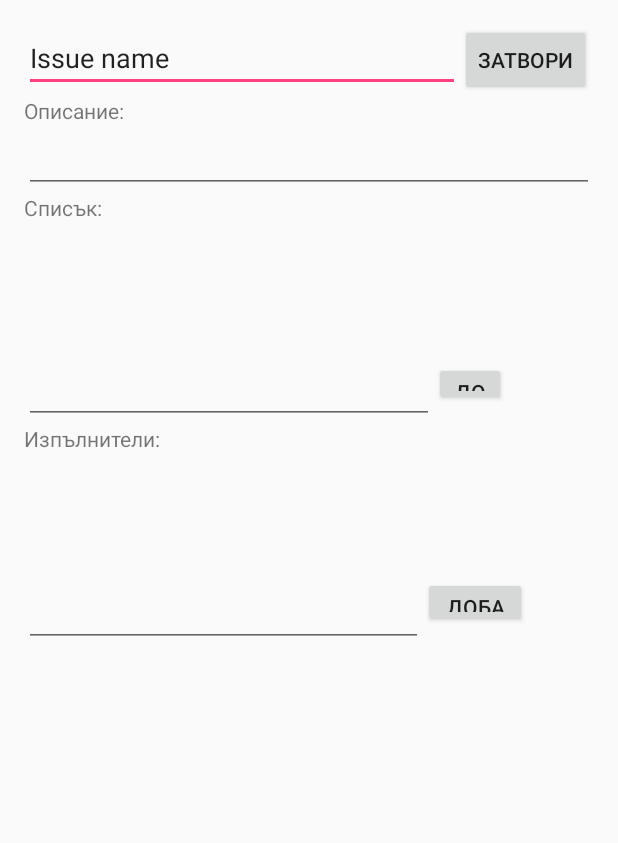
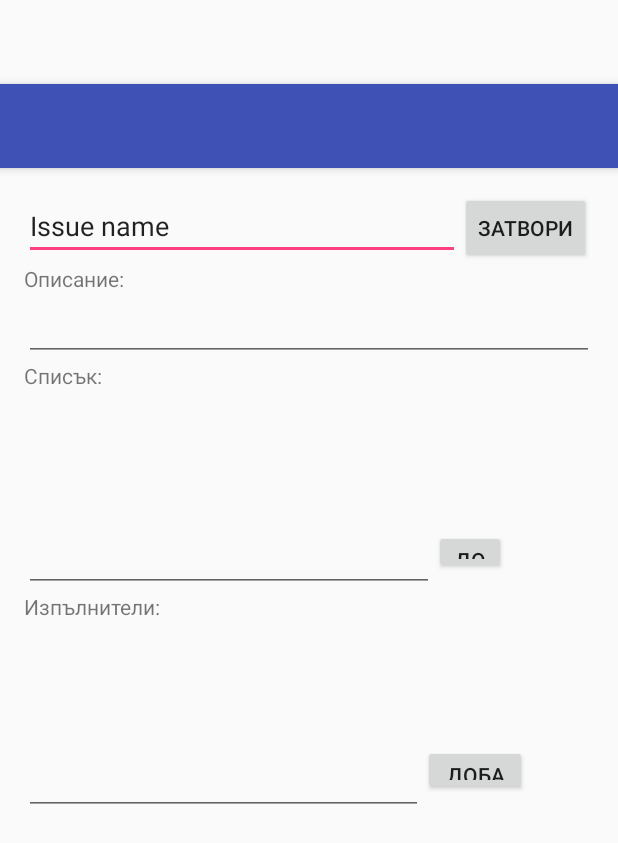
Before and after one commit to yordan-milkov/TaskBo-rd, an Android app: the layout activity_issue.xml on its own in the app's theme, with its tools: preview values and no code run, on a phone screen of 412 x 824 dp. Shown: the top 843 px of the screen. Run offline under Robolectric (Android 15) with nearby library versions, the phone set to English and light mode, and no system bars.

Commit message:
Layout organization

```diff
--- a/TaskBo-rdAndroid/app/src/main/AndroidManifest.xml
+++ b/TaskBo-rdAndroid/app/src/main/AndroidManifest.xml
@@ -40,7 +40,10 @@
             android:name=".GroupActivity"
             android:label="@string/title_activity_main"
             android:theme="@style/AppTheme.NoActionBar" />
-        <activity android:name=".IssueActivity"></activity>
+        <activity
+            android:name=".IssueActivity"
+            android:label="@string/title_activity_issue"
+            android:theme="@style/AppTheme.NoActionBar"></activity>
     </application>
 
 </manifest>
--- a/TaskBo-rdAndroid/app/src/main/java/milkov/taskbo_rd/ConnectionManager.java
+++ b/TaskBo-rdAndroid/app/src/main/java/milkov/taskbo_rd/ConnectionManager.java
@@ -33,6 +33,11 @@ public class ConnectionManager {
         try {
             InetAddress server  = InetAddress.getByName( "192.168.0.201" );
             //InetAddress server  = InetAddress.getLocalHost();
+
+            if ( socket != null && user.equals( UserData.userInfo.getUserName() ) )
+            {
+                return "OK";
+            }
 
             socket = new Socket(server, 4444);
             recived	= new BufferedReader( new InputStreamReader( socket.getInputStream(), "UTF-8" ) );
@@ -291,7 +296,8 @@ public class ConnectionManager {
 
             JSONObject recivedData = new JSONObject(recived.readLine());
             result = recivedData.getBoolean("res");
-        } catch (JSONException | IOException e) {
+        }
+        catch (JSONException | IOException e) {
         }
         return result;
     }
--- a/TaskBo-rdAndroid/app/src/main/java/milkov/taskbo_rd/GroupActivity.java
+++ b/TaskBo-rdAndroid/app/src/main/java/milkov/taskbo_rd/GroupActivity.java
@@ -20,14 +20,21 @@ import java.util.List;
 public class GroupActivity extends AppCompatActivity {
 
     int groupUID;
+    GroupInfo   groupInfo;
 
     @Override
     protected void onCreate(@Nullable Bundle savedInstanceState) {
         super.onCreate(savedInstanceState);
         groupUID = getIntent().getIntExtra("groupID", -1);
         setContentView(R.layout.activity_main);
-        /*Toolbar toolbar = (Toolbar) findViewById(R.id.toolbar);
-        setSupportActionBar(toolbar);*/
+
+        for( GroupInfo info : UserData.groupsList  )
+        {
+            if ( info.getIDnumber() == groupUID )
+            {
+                groupInfo = info;
+            }
+        }
 
         if ( UserData.issuesMap.containsKey( groupUID ) ) {
             FillIssueListview();
@@ -58,6 +65,10 @@ public class GroupActivity extends AppCompatActivity {
 
     private void FillIssueListview()
     {
+        Toolbar toolbar = (Toolbar) findViewById(R.id.toolbar);
+      /*  setSupportActionBar(toolbar);*/
+        toolbar.setTitle( groupInfo.getName() );
+
         ListView listView = (ListView) findViewById(R.id.listView);
         ListItemAdapter adapter = new ListItemAdapter(GroupActivity.this, UserData.issuesMap.get( groupUID ));
         listView.setAdapter(adapter);
--- a/TaskBo-rdAndroid/app/src/main/java/milkov/taskbo_rd/IssueActivity.java
+++ b/TaskBo-rdAndroid/app/src/main/java/milkov/taskbo_rd/IssueActivity.java
@@ -5,6 +5,7 @@ import android.content.Intent;
 import android.os.AsyncTask;
 import android.support.v7.app.AppCompatActivity;
 import android.os.Bundle;
+import android.support.v7.widget.Toolbar;
 import android.view.LayoutInflater;
 import android.view.View;
 import android.view.ViewGroup;
@@ -13,8 +14,6 @@ import android.widget.AutoCompleteTextView;
 import android.widget.Button;
 import android.widget.CheckBox;
 import android.widget.EditText;
-import android.widget.Filter;
-import android.widget.Filterable;
 import android.widget.ListAdapter;
 import android.widget.ListView;
 import android.widget.TextView;
@@ -130,6 +129,11 @@ public class IssueActivity extends AppCompatActivity {
         List<String>  groupUsers = new ArrayList<>();
         for ( GroupInfo curr :  UserData.groupsList ) {
             if (curr.getIDnumber() == data.getGroupUID()) {
+
+                Toolbar toolbar = (Toolbar) findViewById(R.id.toolbarIssue);
+//        setSupportActionBar(toolbar);
+                toolbar.setTitle(curr.getName());
+
                 for ( UserInfo userInf : curr.getUsers() )
                 {
                     groupUsers.add( userInf.getUserName() );
--- a/TaskBo-rdAndroid/app/src/main/java/milkov/taskbo_rd/LoginActivity.java
+++ b/TaskBo-rdAndroid/app/src/main/java/milkov/taskbo_rd/LoginActivity.java
@@ -357,7 +357,7 @@ public class LoginActivity extends AppCompatActivity implements LoaderCallbacks<
         protected Boolean doInBackground(Void... params) {
             // TODO: attempt authentication against a network service.
 
-            mStatus = ConnectionManager.SetupConnection(mEmail, mPassword);
+             mStatus = ConnectionManager.SetupConnection(mEmail, mPassword);
 
             // TODO: register the new account here.
             return true;
--- a/TaskBo-rdAndroid/app/src/main/java/milkov/taskbo_rd/MainActivity.java
+++ b/TaskBo-rdAndroid/app/src/main/java/milkov/taskbo_rd/MainActivity.java
@@ -28,7 +28,8 @@ public class MainActivity extends AppCompatActivity {
         super.onCreate(savedInstanceState);
         setContentView(R.layout.activity_main);
         Toolbar toolbar = (Toolbar) findViewById(R.id.toolbar);
-        setSupportActionBar(toolbar);
+//        setSupportActionBar(toolbar);
+        toolbar.setTitle("Моите групи");
 
         new RequestGroupsTask().execute();
 
--- a/TaskBo-rdAndroid/app/src/main/res/layout/activity_issue.xml
+++ b/TaskBo-rdAndroid/app/src/main/res/layout/activity_issue.xml
@@ -1,142 +1,26 @@
 <?xml version="1.0" encoding="utf-8"?>
-<RelativeLayout xmlns:android="http://schemas.android.com/apk/res/android"
+<android.support.design.widget.CoordinatorLayout xmlns:android="http://schemas.android.com/apk/res/android"
+    xmlns:app="http://schemas.android.com/apk/res-auto"
     xmlns:tools="http://schemas.android.com/tools"
     android:layout_width="match_parent"
     android:layout_height="match_parent"
-    android:paddingBottom="@dimen/activity_vertical_margin"
-    android:paddingLeft="@dimen/activity_horizontal_margin"
-    android:paddingRight="@dimen/activity_horizontal_margin"
-    android:paddingTop="@dimen/activity_vertical_margin"
+    android:fitsSystemWindows="true"
     tools:context="milkov.taskbo_rd.IssueActivity">
 
-    <ScrollView
-        android:layout_width="fill_parent"
-        android:layout_height="fill_parent"
-        android:id="@+id/scrollView"
-        android:layout_alignParentBottom="true"
-        android:layout_alignParentEnd="true"
-        android:layout_alignParentStart="true">
+    <android.support.design.widget.AppBarLayout
+        android:layout_width="match_parent"
+        android:layout_height="wrap_content"
+        android:theme="@style/AppTheme.AppBarOverlay">
 
-        <LinearLayout
-            android:orientation="vertical"
+        <android.support.v7.widget.Toolbar
+            android:id="@+id/toolbarIssue"
             android:layout_width="match_parent"
-            android:layout_height="match_parent"
-            android:layout_alignParentStart="true"
-            android:layout_below="@+id/buttonResolve"
-            android:weightSum="1"
-            android:id="@+id/linearLayout"
-            android:scrollIndicators="right">
+            android:layout_height="?attr/actionBarSize"
+            android:background="?attr/colorPrimary"
+            app:popupTheme="@style/AppTheme.PopupOverlay" />
 
-            <LinearLayout
-                android:orientation="horizontal"
-                android:layout_width="match_parent"
-                android:layout_height="match_parent"
-                android:weightSum="1">
+    </android.support.design.widget.AppBarLayout>
 
-                <EditText
-                    android:layout_width="wrap_content"
-                    android:layout_height="wrap_content"
-                    android:id="@+id/editIssueName"
-                    android:layout_alignParentTop="true"
-                    android:layout_alignParentStart="true"
-                    android:text="Issue name"
-                    android:layout_weight="0.99" />
+    <include layout="@layout/content_issue" />
 
-                <Button
-                    style="?android:attr/buttonStyleSmall"
-                    android:layout_width="wrap_content"
-                    android:layout_height="wrap_content"
-                    android:text="Затвори"
-                    android:id="@+id/buttonResolve"
-                    android:layout_above="@+id/textDescription"
-                    android:layout_alignParentEnd="true" />
-            </LinearLayout>
-
-            <TextView
-                android:layout_width="wrap_content"
-                android:layout_height="wrap_content"
-                android:textAppearance="?android:attr/textAppearanceSmall"
-                android:text="Описание:"
-                android:id="@+id/textDescription"
-                android:layout_below="@+id/editIssueName"
-                android:layout_alignParentStart="true" />
-
-            <EditText
-                android:layout_width="match_parent"
-                android:layout_height="wrap_content"
-                android:inputType="textMultiLine"
-                android:ems="10"
-                android:id="@+id/editDescription"
-                android:layout_below="@+id/textDescription"
-                android:layout_alignParentStart="true" />
-
-            <TextView
-                android:layout_width="wrap_content"
-                android:layout_height="wrap_content"
-                android:textAppearance="?android:attr/textAppearanceSmall"
-                android:text="Списък:"
-                android:id="@+id/textChecklist" />
-
-            <ListView
-                android:layout_width="match_parent"
-                android:layout_height="89dp"
-                android:id="@+id/listChecks"
-                tools:listitem="@android:layout/simple_expandable_list_item_1" />
-
-            <LinearLayout
-                android:orientation="horizontal"
-                android:layout_width="match_parent"
-                android:layout_height="wrap_content"
-                android:layout_gravity="right">
-
-                <EditText
-                    android:layout_width="273dp"
-                    android:layout_height="wrap_content"
-                    android:id="@+id/editNewCheck" />
-
-                <Button
-                    style="?android:attr/buttonStyleSmall"
-                    android:layout_width="48dp"
-                    android:layout_height="29dp"
-                    android:text="Добави елемент"
-                    android:id="@+id/buttonNewCheck" />
-            </LinearLayout>
-
-            <TextView
-                android:layout_width="wrap_content"
-                android:layout_height="wrap_content"
-                android:textAppearance="?android:attr/textAppearanceSmall"
-                android:text="Изпълнители:"
-                android:id="@+id/textParticipants" />
-
-            <ListView
-                android:layout_width="match_parent"
-                android:layout_height="74dp"
-                android:id="@+id/listParticipants"
-                tools:listitem="@android:layout/simple_list_item_1" />
-
-            <LinearLayout
-                android:orientation="horizontal"
-                android:layout_width="match_parent"
-                android:layout_height="55dp">
-
-                <AutoCompleteTextView
-                    android:layout_width="266dp"
-                    android:layout_height="match_parent"
-                    android:id="@+id/autoCompleteUser"
-                    android:layout_alignParentBottom="true"
-                    android:layout_alignEnd="@+id/editIssueName" />
-
-                <Button
-                    style="?android:attr/buttonStyleSmall"
-                    android:layout_width="69dp"
-                    android:layout_height="33dp"
-                    android:text="Добави изпълнител"
-                    android:id="@+id/buttonNewParticipant" />
-
-            </LinearLayout>
-
-        </LinearLayout>
-    </ScrollView>
-
-</RelativeLayout>
+</android.support.design.widget.CoordinatorLayout>
--- /dev/null
+++ b/TaskBo-rdAndroid/app/src/main/res/layout/content_issue.xml
@@ -0,0 +1,150 @@
+<?xml version="1.0" encoding="utf-8"?>
+<RelativeLayout xmlns:android="http://schemas.android.com/apk/res/android"
+    xmlns:app="http://schemas.android.com/apk/res-auto"
+    xmlns:tools="http://schemas.android.com/tools"
+    android:layout_width="match_parent"
+    android:layout_height="match_parent"
+    android:paddingBottom="@dimen/activity_vertical_margin"
+    android:paddingLeft="@dimen/activity_horizontal_margin"
+    android:paddingRight="@dimen/activity_horizontal_margin"
+    android:paddingTop="@dimen/activity_vertical_margin"
+    app:layout_behavior="@string/appbar_scrolling_view_behavior"
+    tools:context="milkov.taskbo_rd.IssueActivity"
+    tools:showIn="@layout/activity_issue">
+
+    <ScrollView
+        android:layout_width="fill_parent"
+        android:layout_height="fill_parent"
+        android:id="@+id/scrollView"
+        android:layout_alignParentEnd="true"
+        android:layout_alignParentStart="true"
+        android:layout_alignParentBottom="true">
+
+        <LinearLayout
+            android:orientation="vertical"
+            android:layout_width="match_parent"
+            android:layout_height="match_parent"
+            android:layout_alignParentStart="true"
+            android:layout_below="@+id/buttonResolve"
+            android:weightSum="1"
+            android:id="@+id/linearLayout"
+            android:scrollIndicators="right">
+
+            <LinearLayout
+                android:orientation="horizontal"
+                android:layout_width="match_parent"
+                android:layout_height="match_parent"
+                android:weightSum="1">
+
+                <requestFocus
+                    android:layout_width="wrap_content"
+                    android:layout_height="wrap_content"
+                    android:layout_weight="0.99" />
+
+                <EditText
+                    android:layout_width="wrap_content"
+                    android:layout_height="wrap_content"
+                    android:id="@+id/editIssueName"
+                    android:layout_alignParentTop="true"
+                    android:layout_alignParentStart="true"
+                    android:text="Issue name"
+                    android:layout_weight="0.99" />
+
+                <Button
+                    style="?android:attr/buttonStyleSmall"
+                    android:layout_width="wrap_content"
+                    android:layout_height="wrap_content"
+                    android:text="Затвори"
+                    android:id="@+id/buttonResolve"
+                    android:layout_above="@+id/textDescription"
+                    android:layout_alignParentEnd="true" />
+            </LinearLayout>
+
+            <TextView
+                android:layout_width="wrap_content"
+                android:layout_height="wrap_content"
+                android:textAppearance="?android:attr/textAppearanceSmall"
+                android:text="Описание:"
+                android:id="@+id/textDescription"
+                android:layout_below="@+id/editIssueName"
+                android:layout_alignParentStart="true" />
+
+            <EditText
+                android:layout_width="match_parent"
+                android:layout_height="wrap_content"
+                android:inputType="textMultiLine"
+                android:ems="10"
+                android:id="@+id/editDescription"
+                android:layout_below="@+id/textDescription"
+                android:layout_alignParentStart="true" />
+
+            <TextView
+                android:layout_width="wrap_content"
+                android:layout_height="wrap_content"
+                android:textAppearance="?android:attr/textAppearanceSmall"
+                android:text="Списък:"
+                android:id="@+id/textChecklist" />
+
+            <ListView
+                android:layout_width="match_parent"
+                android:layout_height="89dp"
+                android:id="@+id/listChecks"
+                tools:listitem="@android:layout/simple_expandable_list_item_1" />
+
+            <LinearLayout
+                android:orientation="horizontal"
+                android:layout_width="match_parent"
+                android:layout_height="wrap_content"
+                android:layout_gravity="right">
+
+                <EditText
+                    android:layout_width="273dp"
+                    android:layout_height="wrap_content"
+                    android:id="@+id/editNewCheck" />
+
+                <Button
+                    style="?android:attr/buttonStyleSmall"
+                    android:layout_width="48dp"
+                    android:layout_height="29dp"
+                    android:text="Добави елемент"
+                    android:id="@+id/buttonNewCheck" />
+            </LinearLayout>
+
+            <TextView
+                android:layout_width="wrap_content"
+                android:layout_height="wrap_content"
+                android:textAppearance="?android:attr/textAppearanceSmall"
+                android:text="Изпълнители:"
+                android:id="@+id/textParticipants" />
+
+            <ListView
+                android:layout_width="match_parent"
+                android:layout_height="74dp"
+                android:id="@+id/listParticipants"
+                tools:listitem="@android:layout/simple_list_item_1" />
+
+            <LinearLayout
+                android:orientation="horizontal"
+                android:layout_width="match_parent"
+                android:layout_height="55dp">
+
+                <AutoCompleteTextView
+                    android:layout_width="266dp"
+                    android:layout_height="match_parent"
+                    android:id="@+id/autoCompleteUser"
+                    android:layout_alignParentBottom="true"
+                    android:layout_alignEnd="@+id/editIssueName" />
+
+                <Button
+                    style="?android:attr/buttonStyleSmall"
+                    android:layout_width="69dp"
+                    android:layout_height="33dp"
+                    android:text="Добави изпълнител"
+                    android:id="@+id/buttonNewParticipant" />
+
+            </LinearLayout>
+
+        </LinearLayout>
+    </ScrollView>
+
+</RelativeLayout>
--- a/TaskBo-rdAndroid/app/src/main/res/values/strings.xml
+++ b/TaskBo-rdAndroid/app/src/main/res/values/strings.xml
@@ -16,4 +16,5 @@
     <string name="title_home_detail">Home Detail</string>
     <string name="title_activity_main">Mai Activity</string>
     <string name="resolve">Resolve</string>
+    <string name="title_activity_issue">IssueActivity</string>
 </resources>
```
